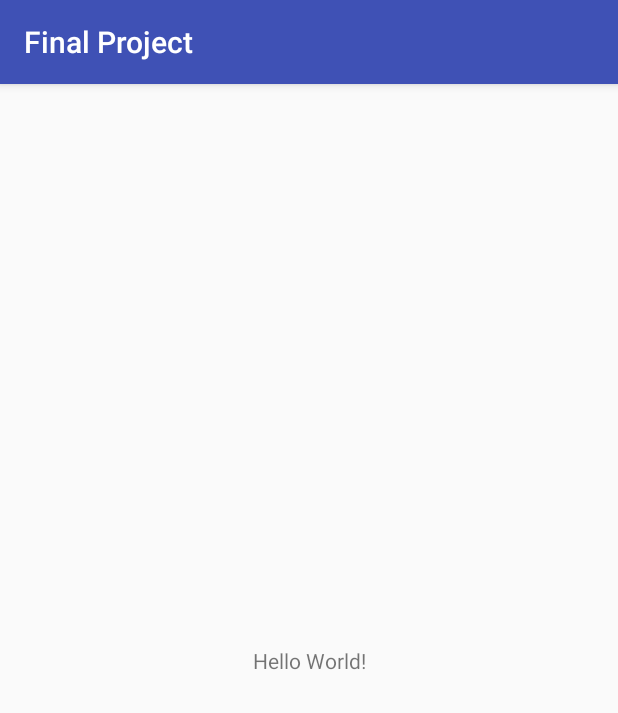
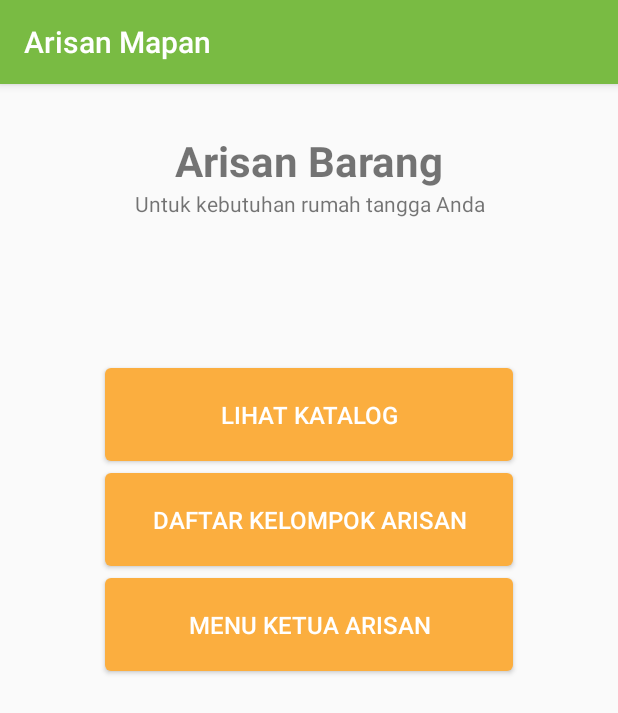
Before and after one commit to azwaradli/final-project, an Android app: the screen it shows after launch (MainMenuActivity), on a phone screen of 412 x 824 dp. Shown: the top 713 px of the screen. Run offline under Robolectric (Android 15) with nearby library versions, the phone set to English and light mode, and no system bars.

Commit message:
add main menu page, init lihat katalog, daftar kelompok arisan, menu ketua arisan page

```diff
--- /dev/null
+++ b/FinalProject/app/src/main/res/drawable/orangebutton.xml
@@ -0,0 +1,9 @@
+<?xml version="1.0" encoding="utf-8"?>
+<selector xmlns:android="http://schemas.android.com/apk/res/android" >
+    <item>
+        <shape android:shape="rectangle"  >
+            <corners android:radius="4dip" />
+            <solid android:color="@color/colorAccent" />
+        </shape>
+    </item>
+</selector>
--- /dev/null
+++ b/FinalProject/app/src/main/res/drawable/orangeripple.xml
@@ -0,0 +1,5 @@
+<?xml version="1.0" encoding="utf-8"?>
+<ripple xmlns:android="http://schemas.android.com/apk/res/android"
+    android:color="?android:colorControlHighlight">
+    <item android:drawable="@drawable/orangebutton" />
+</ripple>
--- a/FinalProject/app/src/main/res/layout/activity_main_menu.xml
+++ b/FinalProject/app/src/main/res/layout/activity_main_menu.xml
@@ -1,19 +1,70 @@
 <?xml version="1.0" encoding="utf-8"?>
-<android.support.constraint.ConstraintLayout
-    xmlns:android="http://schemas.android.com/apk/res/android"
+<LinearLayout xmlns:android="http://schemas.android.com/apk/res/android"
+    xmlns:app="http://schemas.android.com/apk/res-auto"
     xmlns:tools="http://schemas.android.com/tools"
-    xmlns:app="http://schemas.android.com/apk/res-auto"
     android:layout_width="match_parent"
     android:layout_height="match_parent"
+    android:orientation="vertical"
     tools:context="com.example.azwar.finalproject.MainMenuActivity">
 
     <TextView
-        android:layout_width="wrap_content"
+        android:layout_width="match_parent"
         android:layout_height="wrap_content"
-        android:text="Hello World!"
-        app:layout_constraintBottom_toBottomOf="parent"
-        app:layout_constraintLeft_toLeftOf="parent"
-        app:layout_constraintRight_toRightOf="parent"
-        app:layout_constraintTop_toTopOf="parent" />
+        android:layout_marginTop="32dp"
+        android:textAlignment="center"
+        android:text="Arisan Barang"
+        android:textStyle="bold"
+        android:textSize="28sp"/>
 
-</android.support.constraint.ConstraintLayout>
+    <TextView
+        android:layout_width="match_parent"
+        android:layout_height="wrap_content"
+        android:textAlignment="center"
+        android:text="Untuk kebutuhan rumah tangga Anda"/>
+
+    <Button
+        android:layout_width="272dp"
+        android:layout_height="wrap_content"
+        android:layout_marginTop="100dp"
+        android:paddingTop="20dp"
+        android:paddingBottom="20dp"
+        android:paddingLeft="30dp"
+        android:paddingRight="30dp"
+        android:background="@drawable/orangeripple"
+        android:textColor="@android:color/white"
+        android:layout_gravity="center"
+        android:textSize="16sp"
+        android:text="lihat katalog"
+        android:onClick="lihatKatalog"/>
+
+    <Button
+        android:layout_width="272dp"
+        android:layout_height="wrap_content"
+        android:layout_marginTop="8dp"
+        android:paddingTop="20dp"
+        android:paddingBottom="20dp"
+        android:paddingLeft="30dp"
+        android:paddingRight="30dp"
+        android:layout_gravity="center"
+        android:background="@drawable/orangeripple"
+        android:textColor="@android:color/white"
+        android:textSize="16sp"
+        android:text="daftar kelompok arisan"
+        android:onClick="daftarKelompokArisan"/>
+
+    <Button
+        android:layout_width="272dp"
+        android:layout_height="wrap_content"
+        android:layout_marginTop="8dp"
+        android:paddingTop="20dp"
+        android:paddingBottom="20dp"
+        android:paddingLeft="30dp"
+        android:paddingRight="30dp"
+        android:layout_gravity="center"
+        android:background="@drawable/orangeripple"
+        android:textColor="@android:color/white"
+        android:textSize="16sp"
+        android:text="menu ketua arisan"
+        android:onClick="menuKetuaArisan"/>
+
+</LinearLayout>
--- a/FinalProject/app/src/main/res/values/colors.xml
+++ b/FinalProject/app/src/main/res/values/colors.xml
@@ -1,6 +1,6 @@
 <?xml version="1.0" encoding="utf-8"?>
 <resources>
-    <color name="colorPrimary">#3F51B5</color>
-    <color name="colorPrimaryDark">#303F9F</color>
-    <color name="colorAccent">#FF4081</color>
+    <color name="colorPrimary">#79bb43</color>
+    <color name="colorPrimaryDark">#438d34</color>
+    <color name="colorAccent">#fbae3f</color>
 </resources>
--- a/FinalProject/app/src/main/res/values/strings.xml
+++ b/FinalProject/app/src/main/res/values/strings.xml
@@ -1,3 +1,3 @@
 <resources>
-    <string name="app_name">Final Project</string>
+    <string name="app_name">Arisan Mapan</string>
 </resources>
```
Also changed, not shown: FinalProject/app/src/main/AndroidManifest.xml (+15 -3 lines), FinalProject/app/src/main/java/com/example/azwar/finalproject/DaftarKetuaArisanActivity.java (added, +13 -0 lines), FinalProject/app/src/main/java/com/example/azwar/finalproject/KatalogActivity.java (added, +17 -0 lines), FinalProject/app/src/main/java/com/example/azwar/finalproject/MainMenuActivity.java (+23 -0 lines), FinalProject/app/src/main/java/com/example/azwar/finalproject/MenuKetuaArisanActivity.java (added, +13 -0 lines), FinalProject/app/src/main/res/layout/activity_daftar_ketua_arisan.xml (added, +9 -0 lines), FinalProject/app/src/main/res/layout/activity_katalog.xml (added, +32 -0 lines), FinalProject/app/src/main/res/layout/activity_menu_ketua_arisan.xml (added, +9 -0 lines).
